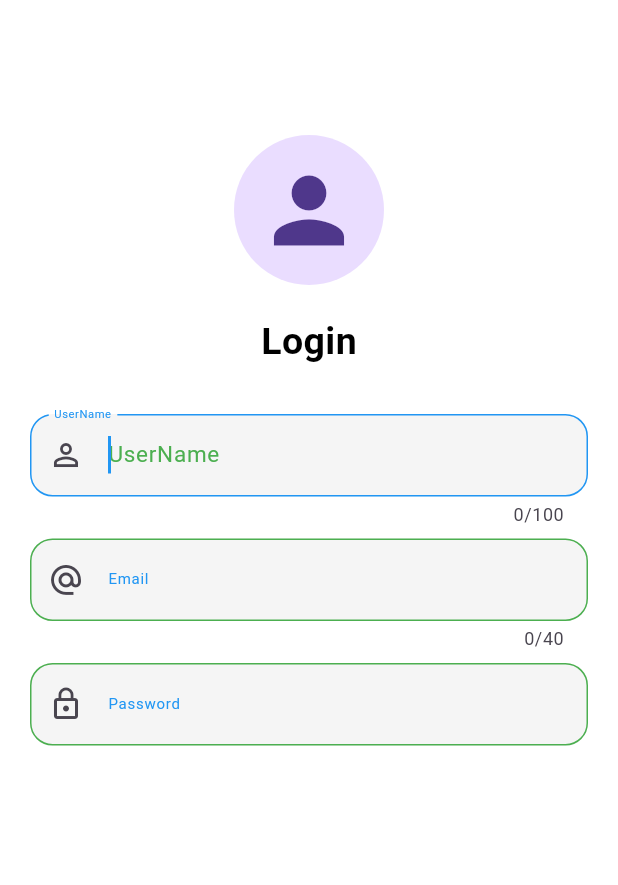
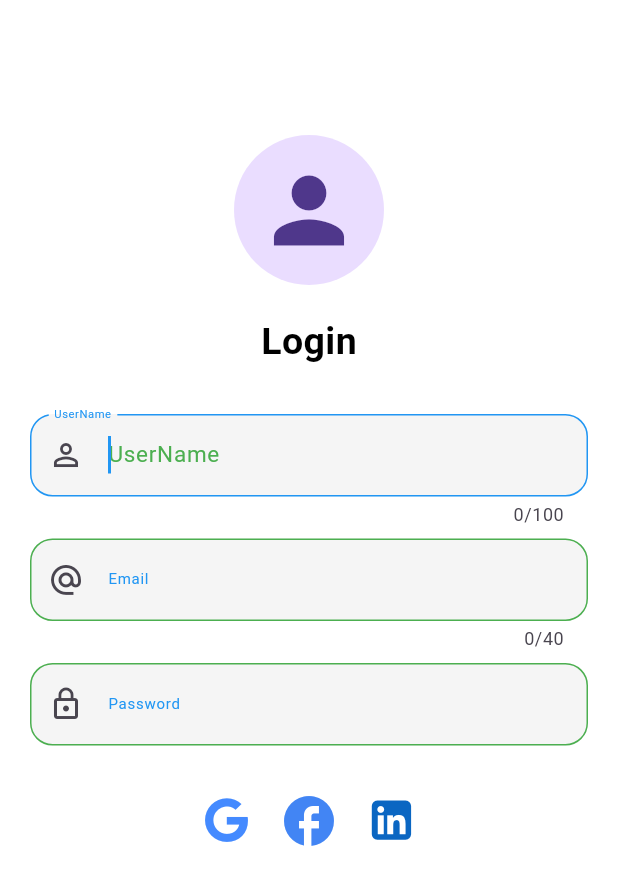
Before and after one commit to zainkhan456/flutter-learning, a Flutter app: the screen it shows after launch, on a phone screen of 412 x 824 dp. Shown: the top 885 px of the screen. Run offline on Flutter 3.47's test engine with Material 3 defaults, Android fonts, the phone set to English and light mode, and no system bars; our stand-ins replace font_awesome_flutter.

Commit message:
Logine Form UI using TextFormField and icons

```diff
--- a/flutter-ui/project_15/lib/main.dart
+++ b/flutter-ui/project_15/lib/main.dart
@@ -172,6 +172,53 @@ class MyApp extends StatelessWidget {
                   // },
                 ),
               ),
+
+              //icons
+              SizedBox(height: 30),
+              Row(
+                mainAxisAlignment: MainAxisAlignment.center,
+                spacing: 20,
+                children: [
+                  // Custom Google-style icon
+                  // Container(
+                  //   alignment: Alignment.center,
+                  //   height: 37,
+                  //   width: 37,
+                  //   decoration: BoxDecoration(
+                  //     color: Colors.blue.shade100,
+                  //     borderRadius: BorderRadius.circular(20),
+                  //   ),
+
+                  // Inside the Container, we can display either:
+                  // 1. Text("G") to mimic Google's logo
+                  // 2. Or an Icon widget instead of Text for a proper icon
+                  //   child: Text(
+                  //     "G",
+                  //     style: TextStyle(
+                  //       color: Colors.green.shade800,
+                  //       fontSize: 20,
+                  //       fontWeight: FontWeight.bold,
+                  //     ),
+                  //   ),
+                  // ),
+                  Icon(
+                    FontAwesomeIcons.google,
+                    color: Colors.blueAccent,
+                    size: 30,
+                  ),
+
+                  Icon(
+                    Icons.facebook_outlined,
+                    color: Color(0xff4285F4),
+                    size: 40,
+                  ),
+                  Icon(
+                    FontAwesomeIcons.squareLinkedin,
+                    color: Color(0xff0A66C2),
+                    size: 30,
+                  ),
+                ],
+              ),
             ],
           ),
         ),
```
